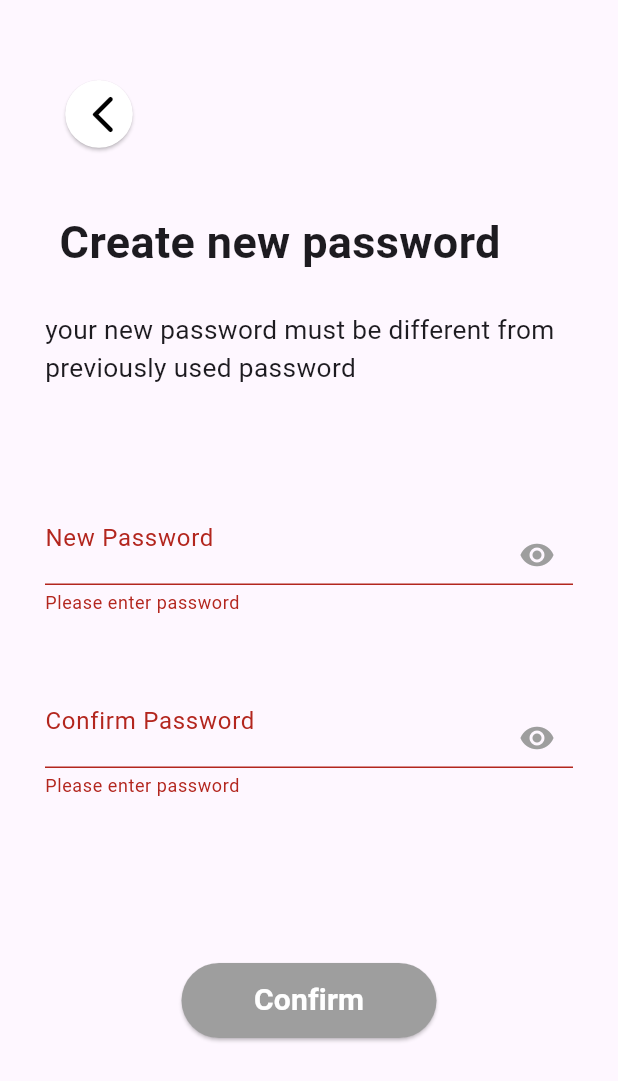
After one commit to Mohammadobe/Flutter_application, a Flutter app: the appPage7 screen opened directly, after a tap on "Confirm", on a phone screen of 412 x 824 dp. The commit adds this screen. Shown: the top 1081 px of the screen. Run offline on Flutter 3.47's test engine with Material 3 defaults, Android fonts, the phone set to English and light mode, and no system bars; our stand-ins replace intl_phone_number_input; missing offline and left inert: flutter_verification_code_field.

Commit message:
Create new password(AppGem)

```diff
--- a/flutter_application_1/lib/AppGem.dart
+++ b/flutter_application_1/lib/AppGem.dart
@@ -4,6 +4,7 @@ import 'Screens/Sign Up.dart';
 import 'Screens/Log In.dart';
 import 'Screens/Forgot password.dart';
 import 'Screens/Verification code.dart';
+import 'Screens/Create new password.dart';
 
 void main(){
   runApp(appGem());
@@ -21,6 +22,7 @@ class appGem  extends StatelessWidget{
         '/Log In': (context) => appPage4(),
         '/Forgot password': (context) => appPage5(),
         '/Verification code': (context) => appPage6(),
+        '/Create new password': (context) => appPage7(),
       },
       home : AppGemStore(),
     );
--- /dev/null
+++ b/flutter_application_1/lib/Screens/Create new password.dart
@@ -0,0 +1,194 @@
+import 'package:flutter/material.dart';
+
+void main(){
+  runApp(appGemPage7());
+}
+
+class  appGemPage7 extends StatelessWidget{
+
+  @override
+  Widget build(BuildContext context) {
+    return MaterialApp(
+      home : appPage7(),
+    );
+  }
+
+}
+
+class  appPage7 extends StatefulWidget {
+
+  @override
+  _appPage7State createState() => _appPage7State();
+
+}
+
+class  _appPage7State extends State<appPage7> {
+
+  final _formKey = GlobalKey <FormState>();
+  final TextEditingController _pass = TextEditingController();
+  bool _passwordVisible = false;
+  bool _passwordVisible1 = false;
+
+  @override
+  Widget build(BuildContext context) {
+    return Scaffold(
+      body: Scrollbar(
+        thumbVisibility: true,
+        child: ListView(
+          children: [
+            Container(
+              margin: EdgeInsets.all(30),
+              child: Form(
+                key: _formKey,
+                child: Column(
+                  mainAxisAlignment: MainAxisAlignment.start,
+                  children: [
+
+                     Container(
+                      margin: EdgeInsets.only(top: 22 , right: 280),
+                      child: ElevatedButton(
+                        style: ElevatedButton.styleFrom(
+                          backgroundColor: Colors.white,
+                          shape: CircleBorder(),
+                        ),
+                        onPressed: (){
+                          Navigator.pushNamed(context, '/Verification code');
+                        },
+                        child: SizedBox(
+                          height: 45,
+                          child: Icon(Icons.arrow_back_ios_rounded , color: Colors.black , size: 30,),
+                        ),
+                      ),
+                    ),
+
+                    Container(
+                      margin: EdgeInsets.only(top: 40 , right: 38.7),
+                      child: Text('Create new password' , style: TextStyle(fontSize: 30 , fontWeight: FontWeight.bold))
+                    ),
+
+                    SizedBox(height: 25),
+
+                    Container(
+                      child: Text('your new password must be different from previously used password' , style: TextStyle(fontSize: 17.5),
+                      ),
+                    ),
+
+                    SizedBox(height: 70),
+
+                    TextFormField(
+
+                      controller: _pass,
+                      validator: (value) {
+
+                        if(value!.isEmpty){
+                          return 'Please enter password';
+                        }
+
+                        return null;
+                      },
+
+                      obscureText: _passwordVisible,
+                      decoration: InputDecoration(
+                        labelText: "New Password",
+                        suffixIcon: IconButton(
+                          onPressed: (){
+                            setState(() {
+                              _passwordVisible = !_passwordVisible;
+                            });
+                          },
+                          icon: Container(
+                            margin: EdgeInsets.only(top: 22),
+                            child: Icon(
+                              _passwordVisible
+                              ? Icons.visibility_off
+                              : Icons.visibility,
+                              color: Colors.grey,
+                            ),
+                          ),
+                        ),
+                      ),
+
+                      onSaved: (newValue) {
+                        print('New password: $newValue');
+                      },
+
+                    ),
+
+                    SizedBox(height: 40),
+
+                    TextFormField(
+
+                      validator: (value) {
+
+                        if(value!.isEmpty){
+                          return 'Please enter password';
+                        }
+
+                        else if(value != _pass.text){
+                          return 'Password does not match';
+                        }
+
+                        return null;
+                      },
+
+                      obscureText: _passwordVisible1,
+                      decoration: InputDecoration(
+                        labelText: "Confirm Password" ,
+                        suffixIcon: IconButton(
+                          onPressed: (){
+                            setState(() {
+                              _passwordVisible1 = !_passwordVisible1;
+                            });
+                          },
+                          icon: Container(
+                            margin: EdgeInsets.only(top: 22),
+                            child: Icon(
+                              _passwordVisible1
+                              ? Icons.visibility_off
+                              : Icons.visibility,
+                              color: Colors.grey,
+                            ),
+                          )
+                        ),
+                      ),
+
+                      onSaved: (newValue) {
+                        print('Confirm Password: $newValue');
+                      },
+
+                    ),
+
+                    SizedBox(height: 110),
+
+                    SizedBox(
+                      height: 50,
+                      width: 170,
+                      child: ElevatedButton(
+                        style: ElevatedButton.styleFrom(
+                          backgroundColor: Colors.grey,
+                        ),
+                        onPressed: (){
+
+                          if(_formKey.currentState!.validate()){
+                            _formKey.currentState!.save();
+                          }
+
+                          else{
+                            print('error');
+                          }
+
+                        },
+                        child: Text('Confirm' , style: TextStyle(color: Colors.white , fontSize: 20 , fontWeight: FontWeight.bold)),
+                      ),
+                    ),
+
+                  ],
+                ),
+              ),
+            ),
+          ],
+        ),
+      ),
+    );
+  }
+}
--- a/flutter_application_1/lib/Screens/Intro.dart
+++ b/flutter_application_1/lib/Screens/Intro.dart
@@ -143,7 +143,7 @@ class _appPage2State extends State<appPage2>{
 
                           CircleAvatar(
                             radius: 6,
-                            backgroundColor: 3 == index
+                            backgroundColor: 2 == index
                             ? Colors.red
                             :Colors.white
                           ),
--- a/flutter_application_1/lib/Screens/Verification code.dart
+++ b/flutter_application_1/lib/Screens/Verification code.dart
@@ -85,7 +85,9 @@ class  _appPage6State extends State<appPage6> {
                     SizedBox(height: 50),
 
                     ElevatedButton(
-                      onPressed: (){},
+                      onPressed: (){
+                        Navigator.pushNamed(context, '/Create new password');
+                      },
 
                       child: Text('Next'),
                     ),
```
